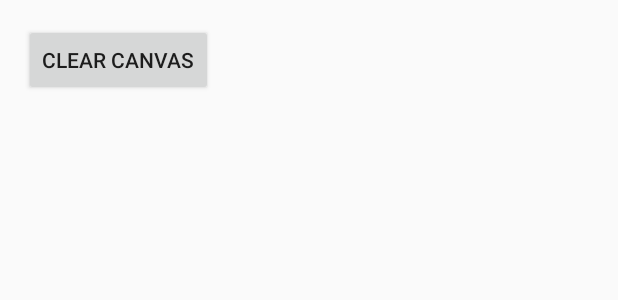
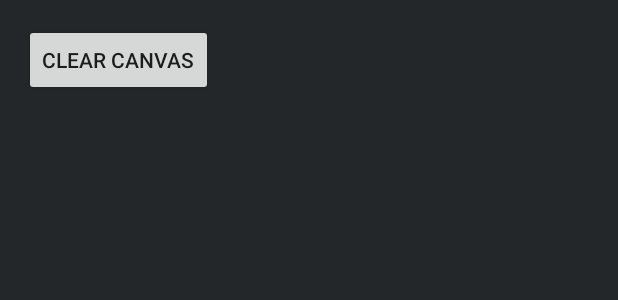
Before and after one commit to llaver/ReducReloaded, an Android app: the layout activity_play_game.xml on its own in the app's theme, with its tools: preview values and no code run, on a phone screen of 412 x 824 dp. Shown: the top 300 px of the screen. Run offline under Robolectric (Android 15) with nearby library versions, the phone set to English and light mode, and no system bars.

Commit message:
wE NEEd EVen moRE RAinboWZ UP In thIS 8Bit(Ch[anNeL])
NOW WITH DARK THEME

```diff
--- a/app/src/main/java/com/game/alpha/reduc/views/GameCanvasView.java
+++ b/app/src/main/java/com/game/alpha/reduc/views/GameCanvasView.java
@@ -40,7 +40,7 @@ public class GameCanvasView extends View {
 		mPaint.setColor(Color.BLACK);
 		mPaint.setStyle(Paint.Style.STROKE);
 		mPaint.setStrokeJoin(Paint.Join.ROUND);
-		mPaint.setStrokeWidth(4f);
+		mPaint.setStrokeWidth(8f);
 	}
 
 	// override onSizeChanged
@@ -51,6 +51,7 @@ public class GameCanvasView extends View {
 		// your Canvas will draw onto the defined Bitmap
 		mBitmap = Bitmap.createBitmap(w, h, Bitmap.Config.ARGB_8888);
 		mCanvas = new Canvas(mBitmap);
+
 	}
 
 	// override onDraw
--- a/app/src/main/res/layout/activity_play_game.xml
+++ b/app/src/main/res/layout/activity_play_game.xml
@@ -9,7 +9,8 @@
         android:paddingRight="@dimen/activity_horizontal_margin"
         android:paddingTop="@dimen/activity_vertical_margin"
         android:paddingBottom="@dimen/activity_vertical_margin"
-        tools:context="com.game.alpha.reduc.activities.PlayGameActivity">
+        tools:context="com.game.alpha.reduc.activities.PlayGameActivity"
+        android:background="#242729" >
     <com.game.alpha.reduc.views.GameCanvasView
             android:id="@+id/main_game_canvas_id"
             android:layout_width="match_parent"
```
